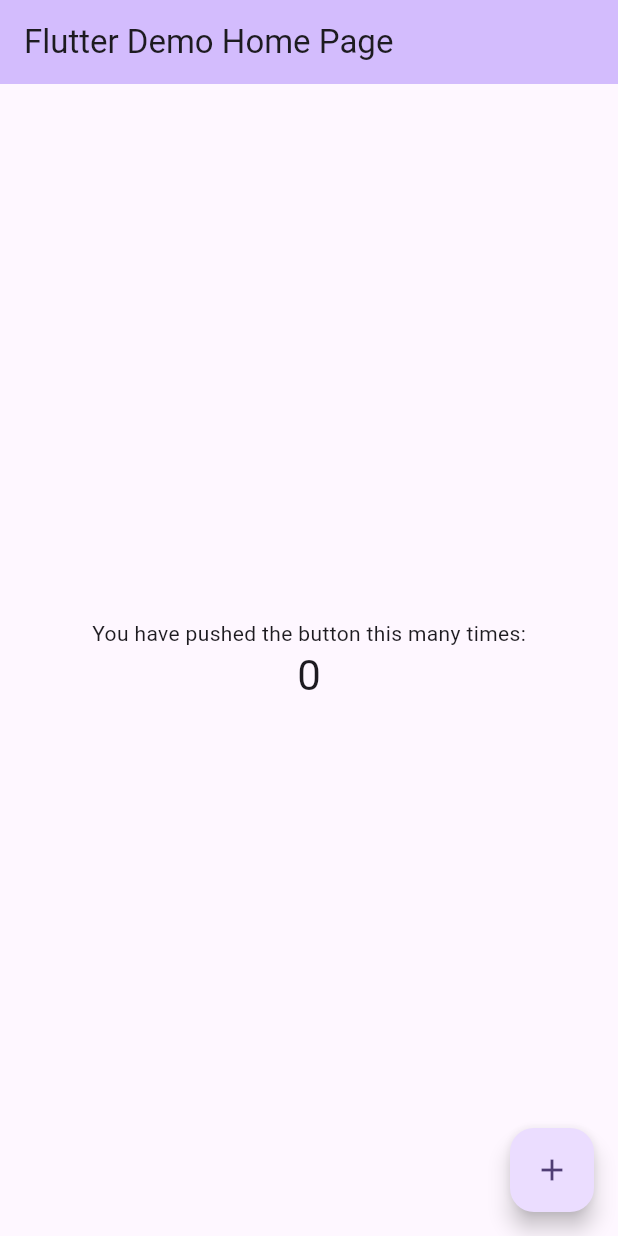
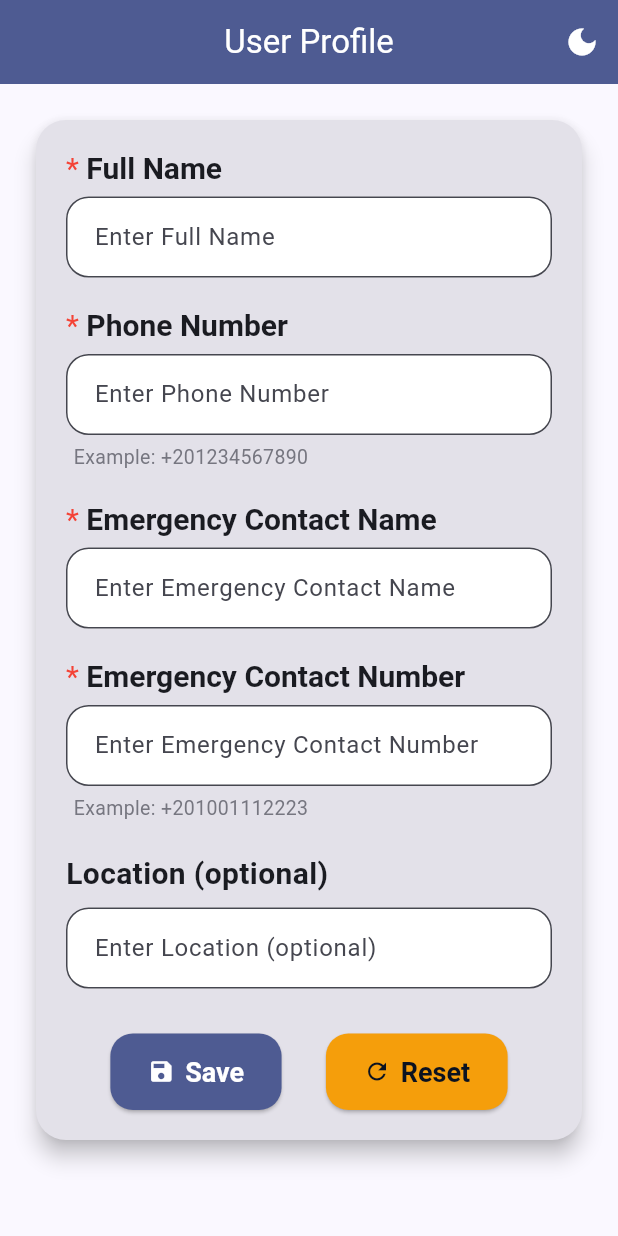
Before and after one commit to zazou21/BEACON, a Flutter app: the screen it shows after launch, on a phone screen of 412 x 824 dp. Run offline on Flutter 3.47's test engine with Material 3 defaults, Android fonts, the phone set to English and light mode, and no system bars.

Commit message:
Added user profile page

```diff
--- a/lib/main.dart
+++ b/lib/main.dart
@@ -1,122 +1,37 @@
 import 'package:flutter/material.dart';
+import 'theme.dart';
+import 'screens/profile_page.dart';
 
 void main() {
   runApp(const MyApp());
 }
 
-class MyApp extends StatelessWidget {
+class MyApp extends StatefulWidget {
   const MyApp({super.key});
 
-  // This widget is the root of your application.
   @override
-  Widget build(BuildContext context) {
-    return MaterialApp(
-      title: 'Flutter Demo',
-      theme: ThemeData(
-        // This is the theme of your application.
-        //
-        // TRY THIS: Try running your application with "flutter run". You'll see
-        // the application has a purple toolbar. Then, without quitting the app,
-        // try changing the seedColor in the colorScheme below to Colors.green
-        // and then invoke "hot reload" (save your changes or press the "hot
-        // reload" button in a Flutter-supported IDE, or press "r" if you used
-        // the command line to start the app).
-        //
-        // Notice that the counter didn't reset back to zero; the application
-        // state is not lost during the reload. To reset the state, use hot
-        // restart instead.
-        //
-        // This works for code too, not just values: Most code changes can be
-        // tested with just a hot reload.
-        colorScheme: ColorScheme.fromSeed(seedColor: Colors.deepPurple),
-      ),
-      home: const MyHomePage(title: 'Flutter Demo Home Page'),
-    );
-  }
+  State<MyApp> createState() => _MyAppState();
 }
 
-class MyHomePage extends StatefulWidget {
-  const MyHomePage({super.key, required this.title});
+class _MyAppState extends State<MyApp> {
+  ThemeMode _themeMode = ThemeMode.light;
 
-  // This widget is the home page of your application. It is stateful, meaning
-  // that it has a State object (defined below) that contains fields that affect
-  // how it looks.
-
-  // This class is the configuration for the state. It holds the values (in this
-  // case the title) provided by the parent (in this case the App widget) and
-  // used by the build method of the State. Fields in a Widget subclass are
-  // always marked "final".
-
-  final String title;
-
-  @override
-  State<MyHomePage> createState() => _MyHomePageState();
-}
-
-class _MyHomePageState extends State<MyHomePage> {
-  int _counter = 0;
-
-  void _incrementCounter() {
+  void _toggleTheme() {
     setState(() {
-      // This call to setState tells the Flutter framework that something has
-      // changed in this State, which causes it to rerun the build method below
-      // so that the display can reflect the updated values. If we changed
-      // _counter without calling setState(), then the build method would not be
-      // called again, and so nothing would appear to happen.
-      _counter++;
+      _themeMode =
+          _themeMode == ThemeMode.light ? ThemeMode.dark : ThemeMode.light;
     });
   }
 
   @override
   Widget build(BuildContext context) {
-    // This method is rerun every time setState is called, for instance as done
-    // by the _incrementCounter method above.
-    //
-    // The Flutter framework has been optimized to make rerunning build methods
-    // fast, so that you can just rebuild anything that needs updating rather
-    // than having to individually change instances of widgets.
-    return Scaffold(
-      appBar: AppBar(
-        // TRY THIS: Try changing the color here to a specific color (to
-        // Colors.amber, perhaps?) and trigger a hot reload to see the AppBar
-        // change color while the other colors stay the same.
-        backgroundColor: Theme.of(context).colorScheme.inversePrimary,
-        // Here we take the value from the MyHomePage object that was created by
-        // the App.build method, and use it to set our appbar title.
-        title: Text(widget.title),
-      ),
-      body: Center(
-        // Center is a layout widget. It takes a single child and positions it
-        // in the middle of the parent.
-        child: Column(
-          // Column is also a layout widget. It takes a list of children and
-          // arranges them vertically. By default, it sizes itself to fit its
-          // children horizontally, and tries to be as tall as its parent.
-          //
-          // Column has various properties to control how it sizes itself and
-          // how it positions its children. Here we use mainAxisAlignment to
-          // center the children vertically; the main axis here is the vertical
-          // axis because Columns are vertical (the cross axis would be
-          // horizontal).
-          //
-          // TRY THIS: Invoke "debug painting" (choose the "Toggle Debug Paint"
-          // action in the IDE, or press "p" in the console), to see the
-          // wireframe for each widget.
-          mainAxisAlignment: MainAxisAlignment.center,
-          children: <Widget>[
-            const Text('You have pushed the button this many times:'),
-            Text(
-              '$_counter',
-              style: Theme.of(context).textTheme.headlineMedium,
-            ),
-          ],
-        ),
-      ),
-      floatingActionButton: FloatingActionButton(
-        onPressed: _incrementCounter,
-        tooltip: 'Increment',
-        child: const Icon(Icons.add),
-      ), // This trailing comma makes auto-formatting nicer for build methods.
+    return MaterialApp(
+      title: 'User Profile Demo',
+      debugShowCheckedModeBanner: false,
+      theme: lightTheme(),
+      darkTheme: darkTheme(),
+      themeMode: _themeMode,
+      home: UserProfilePage(onToggleTheme: _toggleTheme, themeMode: _themeMode),
     );
   }
 }
--- /dev/null
+++ b/lib/screens/profile_page.dart
@@ -0,0 +1,389 @@
+import 'package:flutter/material.dart';
+
+class UserProfilePage extends StatefulWidget {
+  final VoidCallback onToggleTheme;
+  final ThemeMode themeMode;
+
+  const UserProfilePage({
+    super.key,
+    required this.onToggleTheme,
+    required this.themeMode,
+  });
+
+  @override
+  State<UserProfilePage> createState() => _UserProfilePageState();
+}
+
+class _UserProfilePageState extends State<UserProfilePage> {
+  final _formKey = GlobalKey<FormState>();
+
+  final TextEditingController _fullNameController = TextEditingController();
+  final TextEditingController _phoneController = TextEditingController();
+  final TextEditingController _emergencyNameController = TextEditingController();
+  final TextEditingController _emergencyPhoneController = TextEditingController();
+  final TextEditingController _locationController = TextEditingController();
+
+  bool _isSaved = false;
+  Map<String, String> _savedData = {};
+
+  void _resetForm() {
+    _formKey.currentState?.reset();
+    _fullNameController.clear();
+    _phoneController.clear();
+    _emergencyNameController.clear();
+    _emergencyPhoneController.clear();
+    _locationController.clear();
+    setState(() {
+      _isSaved = false;
+      _savedData = {};
+    });
+  }
+
+  void _saveForm() {
+    if (_formKey.currentState!.validate()) {
+      setState(() {
+        _isSaved = true;
+        _savedData = {
+          "Full Name": _fullNameController.text,
+          "Phone Number": _phoneController.text,
+          "Emergency Contact Name": _emergencyNameController.text,
+          "Emergency Contact Number": _emergencyPhoneController.text,
+          "Location": _locationController.text.isEmpty
+              ? "Not Provided"
+              : _locationController.text,
+        };
+      });
+
+      ScaffoldMessenger.of(context).showSnackBar(
+        SnackBar(
+          content: const Text('✅ Profile Saved Successfully!'),
+          backgroundColor: Theme.of(context).colorScheme.primary,
+        ),
+      );
+    }
+  }
+
+  @override
+  Widget build(BuildContext context) {
+    final theme = Theme.of(context);
+    final colors = theme.colorScheme;
+
+    return Scaffold(
+      backgroundColor: colors.surface,
+      appBar: AppBar(
+        title: const Text('User Profile'),
+        centerTitle: true,
+        elevation: 3,
+        backgroundColor: colors.primary,
+        foregroundColor: colors.onPrimary,
+        actions: [
+          IconButton(
+            icon: Icon(
+              widget.themeMode == ThemeMode.dark
+                  ? Icons.light_mode
+                  : Icons.dark_mode,
+            ),
+            tooltip: 'Toggle Theme',
+            onPressed: widget.onToggleTheme,
+          ),
+        ],
+      ),
+      body: AnimatedSwitcher(
+        duration: const Duration(milliseconds: 400),
+        child: _isSaved ? _buildSavedInfo(colors) : _buildProfileForm(colors),
+      ),
+    );
+  }
+
+  // Form UI
+  Widget _buildProfileForm(ColorScheme colors) {
+    return SingleChildScrollView(
+      padding: const EdgeInsets.all(20),
+      child: Card(
+        elevation: 6,
+        color: colors.surfaceContainerHighest,
+        shadowColor: colors.shadow,
+        shape: RoundedRectangleBorder(borderRadius: BorderRadius.circular(20)),
+        child: Padding(
+          padding: const EdgeInsets.all(20),
+          child: Form(
+            key: _formKey,
+            child: Column(
+              crossAxisAlignment: CrossAxisAlignment.start,
+              children: [
+                _buildRequiredTextField(
+                  label: 'Full Name',
+                  controller: _fullNameController,
+                  validatorMsg: 'Please enter your full name',
+                  colors: colors,
+                ),
+                const SizedBox(height: 20),
+                _buildRequiredTextField(
+                  label: 'Phone Number',
+                  controller: _phoneController,
+                  validatorMsg: 'Please enter a valid phone number',
+                  keyboardType: TextInputType.phone,
+                  exampleText: 'Example: +201234567890',
+                  colors: colors,
+                ),
+                const SizedBox(height: 20),
+                _buildRequiredTextField(
+                  label: 'Emergency Contact Name',
+                  controller: _emergencyNameController,
+                  validatorMsg: 'Please enter an emergency contact name',
+                  colors: colors,
+                ),
+                const SizedBox(height: 20),
+                _buildRequiredTextField(
+                  label: 'Emergency Contact Number',
+                  controller: _emergencyPhoneController,
+                  validatorMsg: 'Please enter a valid emergency contact number',
+                  keyboardType: TextInputType.phone,
+                  exampleText: 'Example: +201001112223',
+                  colors: colors,
+                ),
+                const SizedBox(height: 20),
+                _buildOptionalTextField(
+                  label: 'Location (optional)',
+                  controller: _locationController,
+                  colors: colors,
+                ),
+                const SizedBox(height: 30),
+                Row(
+                  mainAxisAlignment: MainAxisAlignment.spaceEvenly,
+                  children: [
+                    ElevatedButton.icon(
+                      onPressed: _saveForm,
+                      icon: const Icon(Icons.save),
+                      label: const Text('Save'),
+                      style: ElevatedButton.styleFrom(
+                        backgroundColor: colors.primary,
+                        foregroundColor: colors.onPrimary,
+                        padding: const EdgeInsets.symmetric(
+                            horizontal: 25, vertical: 15),
+                        textStyle: const TextStyle(
+                          fontSize: 18,
+                          fontWeight: FontWeight.bold,
+                        ),
+                        shape: RoundedRectangleBorder(
+                          borderRadius: BorderRadius.circular(15),
+                        ),
+                      ),
+                    ),
+                    ElevatedButton.icon(
+                      onPressed: _resetForm,
+                      icon: const Icon(Icons.refresh),
+                      label: const Text('Reset'),
+                      style: ElevatedButton.styleFrom(
+                        backgroundColor: colors.secondary,
+                        foregroundColor: colors.onSecondary,
+                        padding: const EdgeInsets.symmetric(
+                            horizontal: 25, vertical: 15),
+                        textStyle: const TextStyle(
+                          fontSize: 18,
+                          fontWeight: FontWeight.bold,
+                        ),
+                        shape: RoundedRectangleBorder(
+                          borderRadius: BorderRadius.circular(15),
+                        ),
+                      ),
+                    ),
+                  ],
+                ),
+              ],
+            ),
+          ),
+        ),
+      ),
+    );
+  }
+
+  // Saved Info UI
+  Widget _buildSavedInfo(ColorScheme colors) {
+    return Padding(
+      padding: const EdgeInsets.all(20),
+      child: Card(
+        color: colors.surfaceContainerHighest,
+        elevation: 5,
+        shadowColor: colors.shadow,
+        shape: RoundedRectangleBorder(borderRadius: BorderRadius.circular(20)),
+        child: Padding(
+          padding: const EdgeInsets.all(25),
+          child: Column(
+            children: [
+              Icon(Icons.check_circle, color: colors.tertiary, size: 80),
+              const SizedBox(height: 10),
+              Text(
+                'Profile Information Saved',
+                style: TextStyle(
+                  fontSize: 22,
+                  fontWeight: FontWeight.bold,
+                  color: colors.tertiary,
+                ),
+              ),
+              const Divider(height: 30, thickness: 1),
+              ..._savedData.entries.map((entry) {
+                return Padding(
+                  padding: const EdgeInsets.symmetric(vertical: 8),
+                  child: Row(
+                    crossAxisAlignment: CrossAxisAlignment.start,
+                    children: [
+                      Expanded(
+                        flex: 4,
+                        child: Text(
+                          '${entry.key}:',
+                          style: TextStyle(
+                            fontWeight: FontWeight.bold,
+                            fontSize: 17,
+                            color: colors.onSurface,
+                          ),
+                        ),
+                      ),
+                      Expanded(
+                        flex: 6,
+                        child: Text(
+                          entry.value,
+                          style: TextStyle(
+                            fontSize: 17,
+                            color: colors.onSurface,
+                          ),
+                        ),
+                      ),
+                    ],
+                  ),
+                );
+              }),
+              const SizedBox(height: 25),
+              ElevatedButton.icon(
+                onPressed: _resetForm,
+                icon: const Icon(Icons.edit),
+                label: const Text('Edit Information'),
+                style: ElevatedButton.styleFrom(
+                  backgroundColor: colors.primary,
+                  foregroundColor: colors.onPrimary,
+                  padding:
+                      const EdgeInsets.symmetric(horizontal: 30, vertical: 15),
+                  textStyle: const TextStyle(
+                    fontSize: 18,
+                    fontWeight: FontWeight.bold,
+                  ),
+                  shape: RoundedRectangleBorder(
+                    borderRadius: BorderRadius.circular(15),
+                  ),
+                ),
+              ),
+            ],
+          ),
+        ),
+      ),
+    );
+  }
+
+  // Required field
+  Widget _buildRequiredTextField({
+    required String label,
+    required TextEditingController controller,
+    required String validatorMsg,
+    required ColorScheme colors,
+    TextInputType keyboardType = TextInputType.text,
+    String? exampleText,
+  }) {
+    return Column(
+      crossAxisAlignment: CrossAxisAlignment.start,
+      children: [
+        RichText(
+          text: TextSpan(
+            text: '* ',
+            style: const TextStyle(color: Colors.red, fontSize: 20),
+            children: [
+              TextSpan(
+                text: label,
+                style: TextStyle(
+                  color: colors.onSurface,
+                  fontSize: 20,
+                  fontWeight: FontWeight.bold,
+                ),
+              ),
+            ],
+          ),
+        ),
+        const SizedBox(height: 8),
+        TextFormField(
+          controller: controller,
+          keyboardType: keyboardType,
+          decoration: InputDecoration(
+            filled: true,
+            fillColor: colors.surfaceContainerLowest,
+            hintText: 'Enter $label',
+            border: OutlineInputBorder(
+              borderRadius: BorderRadius.circular(15),
+              borderSide: BorderSide(color: colors.outlineVariant),
+            ),
+            focusedBorder: OutlineInputBorder(
+              borderRadius: BorderRadius.circular(15),
+              borderSide: BorderSide(color: colors.primary, width: 2),
+            ),
+            contentPadding:
+                const EdgeInsets.symmetric(horizontal: 15, vertical: 15),
+          ),
+          validator: (value) {
+            if (value == null || value.isEmpty) return validatorMsg;
+            if (keyboardType == TextInputType.phone &&
+                !RegExp(r'^\+?\d{10,15}$').hasMatch(value)) {
+              return 'Invalid phone number format';
+            }
+            return null;
+          },
+        ),
+        if (exampleText != null)
+          Padding(
+            padding: const EdgeInsets.only(top: 5, left: 5),
+            child: Text(
+              exampleText,
+              style: TextStyle(fontSize: 13, color: colors.outline),
+            ),
+          ),
+      ],
+    );
+  }
+
+  // Optional field
+  Widget _buildOptionalTextField({
+    required String label,
+    required TextEditingController controller,
+    required ColorScheme colors,
+  }) {
+    return Column(
+      crossAxisAlignment: CrossAxisAlignment.start,
+      children: [
+        Text(
+          label,
+          style: TextStyle(
+            fontSize: 20,
+            fontWeight: FontWeight.bold,
+            color: colors.onSurface,
+          ),
+        ),
+        const SizedBox(height: 8),
+        TextFormField(
+          controller: controller,
+          decoration: InputDecoration(
+            filled: true,
+            fillColor: colors.surfaceContainerLowest,
+            hintText: 'Enter $label',
+            border: OutlineInputBorder(
+              borderRadius: BorderRadius.circular(15),
+              borderSide: BorderSide(color: colors.outlineVariant),
+            ),
+            focusedBorder: OutlineInputBorder(
+              borderRadius: BorderRadius.circular(15),
+              borderSide: BorderSide(color: colors.primary, width: 2),
+            ),
+            contentPadding:
+                const EdgeInsets.symmetric(horizontal: 15, vertical: 15),
+          ),
+        ),
+      ],
+    );
+  }
+}
```
Also changed, not shown: lib/screens/chat_page.dart (added, +16 -0 lines), lib/screens/dashboard_page.dart (added, +29 -0 lines), lib/screens/resources_page.dart (added, +16 -0 lines).
